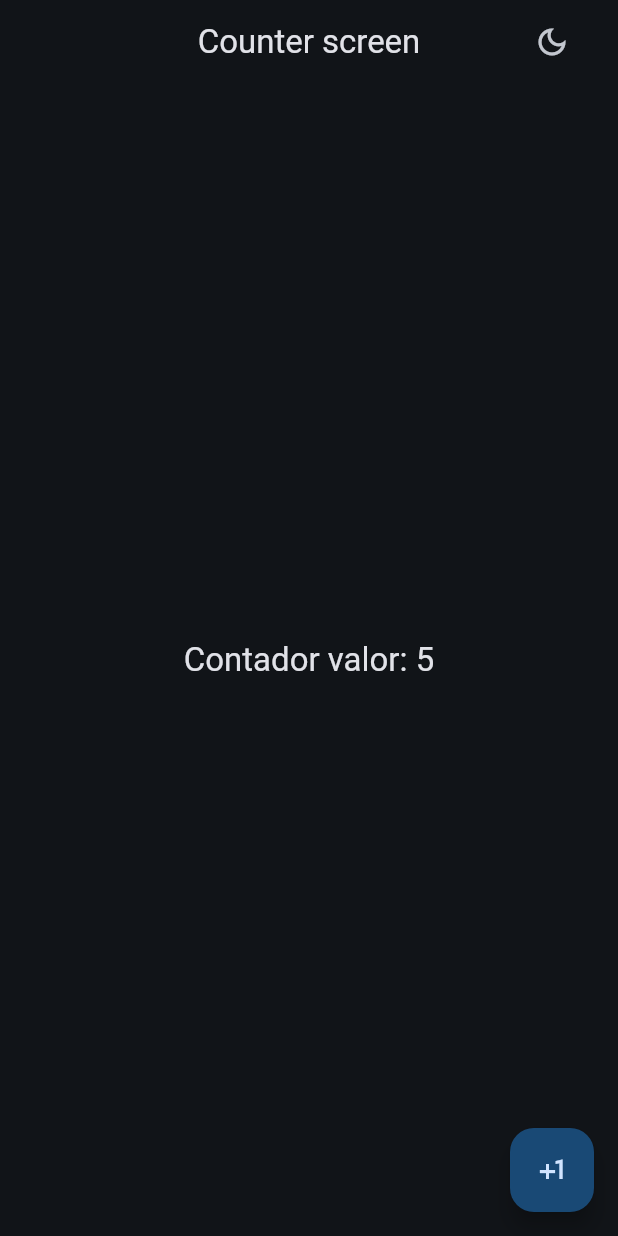
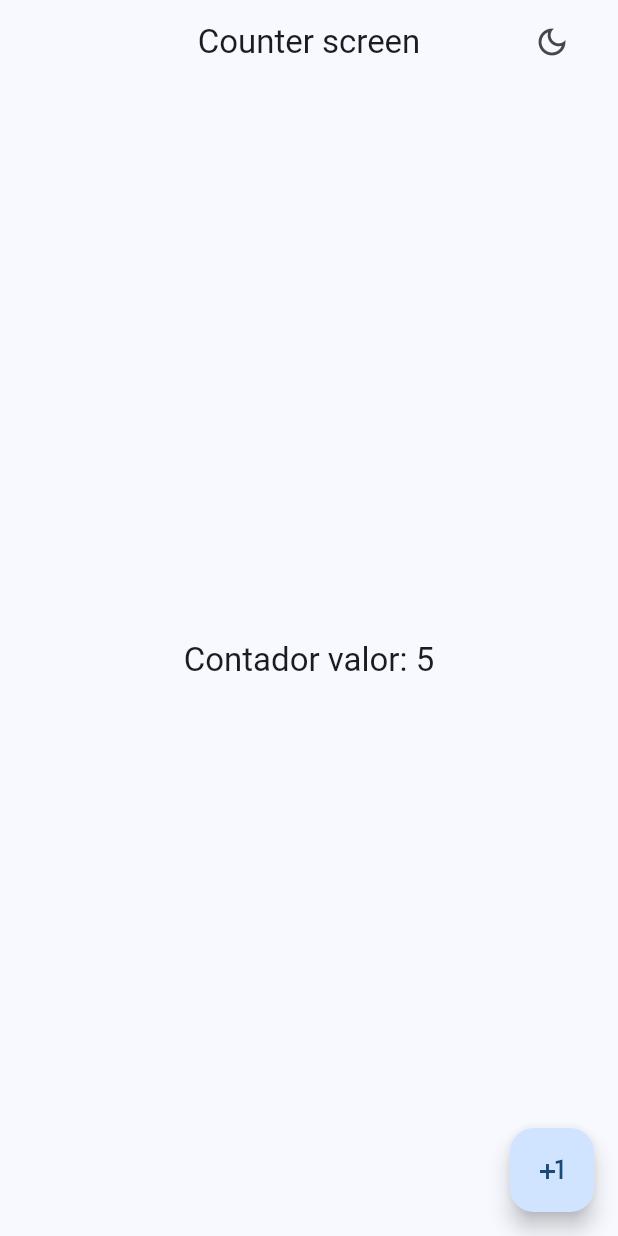
Before and after one commit to patoCode/widgets_app, a Flutter app: the CounterScreen screen opened by its route, after a tap on the "light mode" icon, on a phone screen of 412 x 824 dp. Run offline on Flutter 3.47's test engine with Material 3 defaults, Android fonts, the phone set to English and light mode, and no system bars; our stand-ins replace animate_do, flutter_riverpod, go_router; network calls fail.

Commit message:
StateNotifierProvider implementacion finalizada

```diff
--- a/lib/main.dart
+++ b/lib/main.dart
@@ -24,14 +24,15 @@ class MainApp extends ConsumerWidget {
     final isDark = ref.watch(themeProvider);
     final selectColor = ref.watch(selectedIndexColorProvider);
 
+    // ** Definimos el controlador de estado para controlar el theme
+    final AppTheme appTheme = ref.watch(themeNotifierProvider);
+
     return MaterialApp.router(
       title: 'Flutter - Widgets App',
       routerConfig: appRouter,
       debugShowCheckedModeBanner: false,
-      theme: AppTheme(
-        selectedColor: selectColor,
-        isDarkMode: isDark,
-      ).getTheme(),
+      // ** usaremos este estado para inicializar el theme
+      theme: appTheme.getTheme(),
     );
   }
 }
--- a/lib/presentation/providers/theme_provider.dart
+++ b/lib/presentation/providers/theme_provider.dart
@@ -9,3 +9,14 @@ final colorListProvider = Provider((ref) => colorList);
 
 // ** Para guardar el indice del color seleccionado
 final selectedIndexColorProvider = StateProvider((ref) => 0);
+
+// ** <StateNotifierProvider> se usa cuando el estado qe se va a controlar es una clase
+// ** Esto significa <ThemeNotifier, Apptheme> ==> <Quien controla, De que tipo es la instancia de estado>
+final themeNotifierProvider = StateNotifierProvider<ThemeNotifier, AppTheme>(
+  (ref) => ThemeNotifier(),
+);
+
+class ThemeNotifier extends StateNotifier<AppTheme> {
+  // ** ThemeNotifier() : super(AppTheme()) ==> indica que al crear una instancia de ThemeNotifier, automaticamente se creara una instancia de AppTheme()
+  ThemeNotifier() : super(AppTheme());
+}
```
